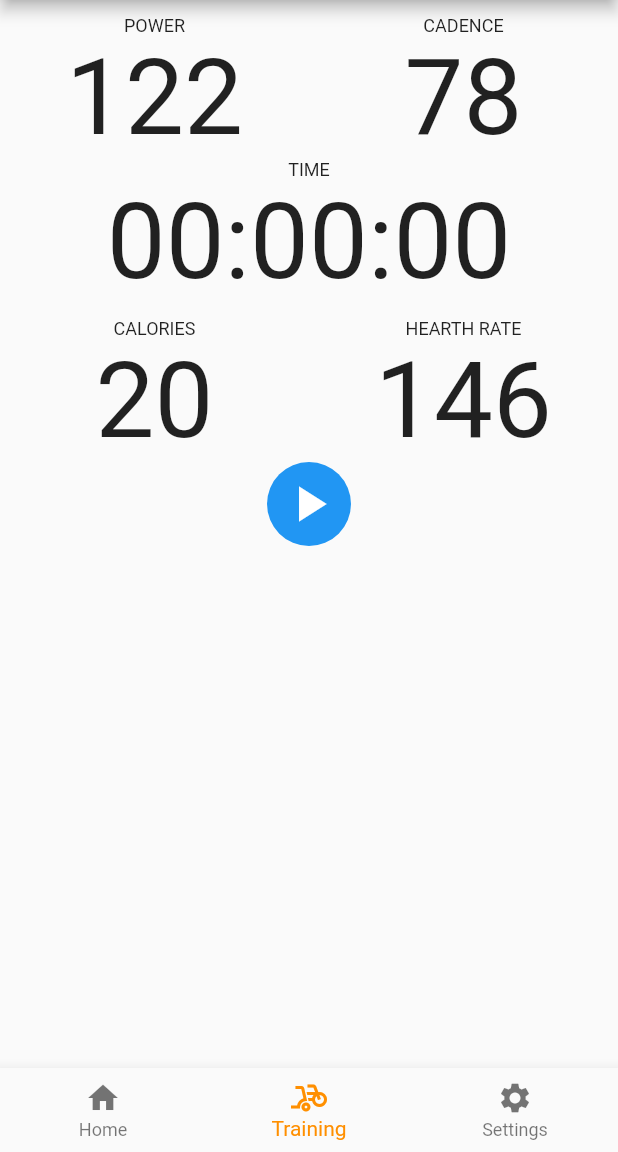
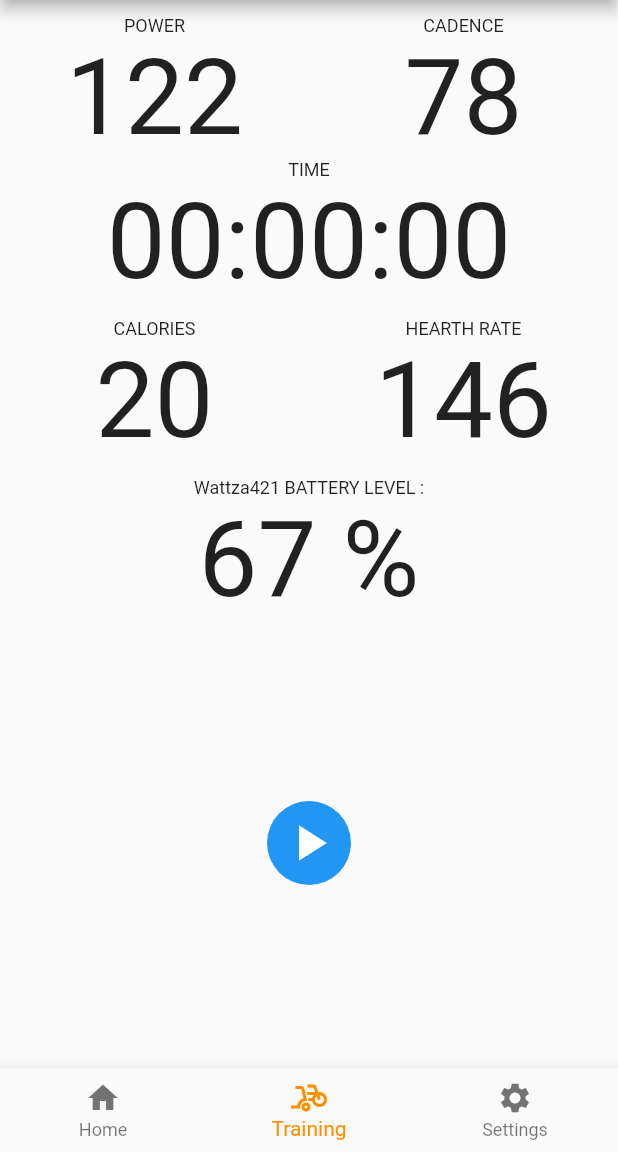
Before and after one commit to lilag-dawg/lstech_app_v2, a Flutter app: the screen it shows after launch, item 2 of the bottom bar chosen, on a phone screen of 412 x 824 dp, the part 84-1236 px from its top. Run offline on Flutter 3.47's test engine with Material 2 defaults, Android fonts, the phone set to English and light mode, and no system bars; our stand-ins replace flutter_blue.

Commit message:
training ui complete

```diff
--- a/lstech_app/lib/widgets/trainingWidget.dart
+++ b/lstech_app/lib/widgets/trainingWidget.dart
@@ -1,6 +1,8 @@
 import 'package:flutter/material.dart';
+import 'package:lstech_app/models/bluetoothDeviceManager.dart';
 import 'package:lstech_app/widgets/startPauseWidget.dart';
 import 'package:lstech_app/widgets/stopwatchWidget.dart';
+import 'package:provider/provider.dart';
 
 class TrainingScreen extends StatelessWidget {
   final GlobalKey<StopwatchWidgetState> _key = GlobalKey();
@@ -27,8 +29,31 @@ class TrainingScreen extends StatelessWidget {
     );
   }
 
+  Widget _batteryLevel(String nameOfSensor, int value) {
+    return Container(
+      padding: EdgeInsets.only(top: 10),
+      decoration: BoxDecoration(
+          //color: Colors.grey[350],
+          ),
+      child: Column(
+        children: [
+          Text(
+            nameOfSensor + " BATTERY LEVEL :",
+            style: TextStyle(fontSize: 12),
+          ),
+          Text(
+            value.toString() + " %",
+            style: TextStyle(fontSize: 70),
+          )
+        ],
+      ),
+    );
+  }
+
   @override
   Widget build(BuildContext context) {
+    //final deviceManager = Provider.of<BluetoothDeviceManager>(context);
+
     return SingleChildScrollView(
       child: Container(
         child: Column(
@@ -58,6 +83,11 @@ class TrainingScreen extends StatelessWidget {
                 )
               ],
             ),
+            _batteryLevel("Wattza421", 67),
+            SizedBox(
+              height:
+                  120, // todo not happy with this widget (find a away to anchor at bottom)
+            ),
             StartPauseWidget(
               onIconPressed: () {
                 _key.currentState.handleStartStop();
```
